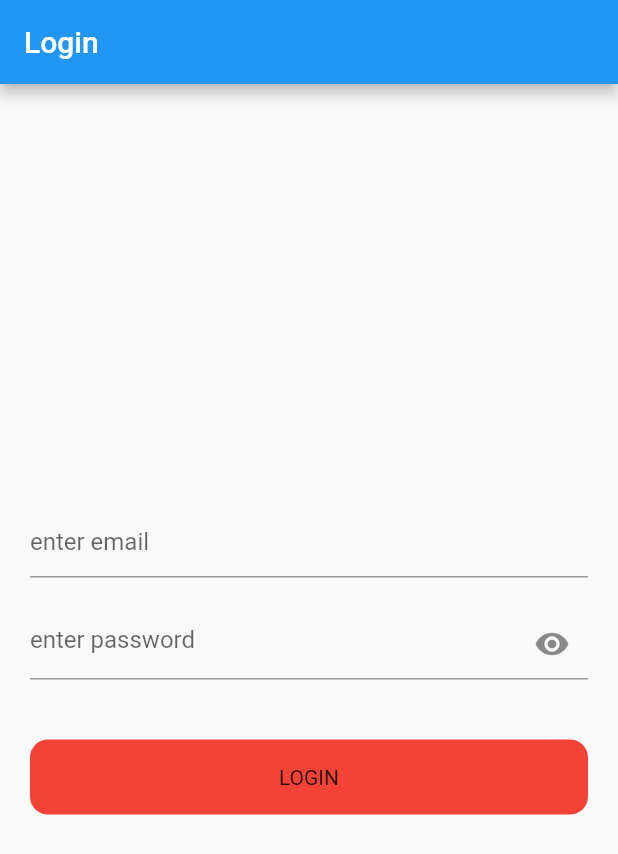
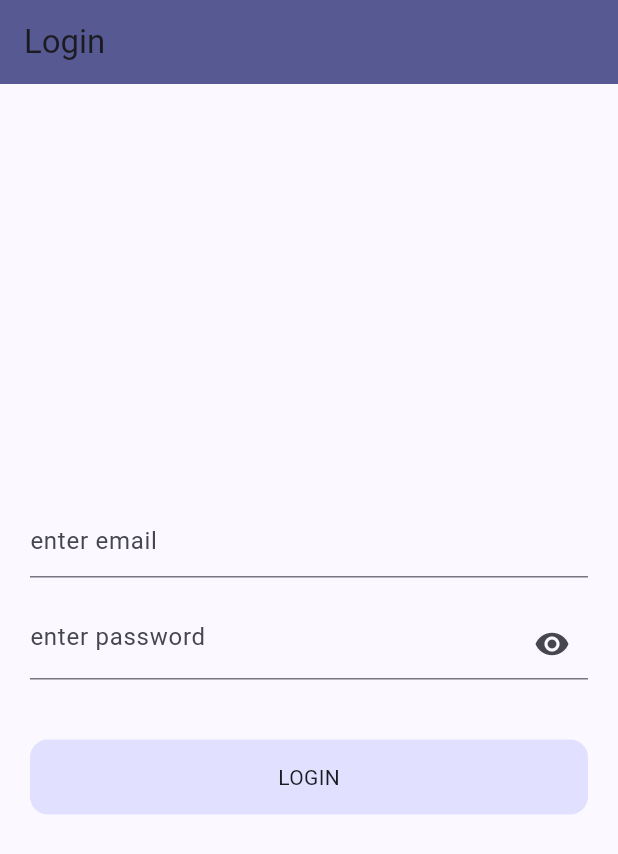
Before and after one commit to mohit-01-code/Udemy-flutter-projects, a Flutter app: the screen it shows after launch, on a phone screen of 412 x 824 dp. Shown: the top 854 px of the screen. Run offline on Flutter 3.47's test engine with Material 2 defaults, Android fonts, the phone set to English and light mode, and no system bars; our stand-ins replace google_fonts, shared_preferences, transparent_image.

Commit message:
added Dialog box and colorScheme
used material 3

```diff
--- a/flutter_provider/lib/main.dart
+++ b/flutter_provider/lib/main.dart
@@ -2,15 +2,8 @@ import 'package:flutter/material.dart';
 import 'package:flutter_provider/provider/favourite_provider.dart';
 import 'package:flutter_provider/provider/login_provider.dart';
 import 'package:flutter_provider/provider/opacity_provider.dart';
-import 'package:flutter_provider/screen/count_provider_screen.dart';
-import 'package:flutter_provider/home_screen.dart';
 import 'package:flutter_provider/provider/count_provider.dart';
-import 'package:flutter_provider/screen/favourite/favourite_screen.dart';
 import 'package:flutter_provider/screen/login_screen.dart';
-import 'package:flutter_provider/screen/opacity_screen.dart';
-import 'package:flutter_provider/screen/value_notifier_screen.dart';
-import 'package:flutter_provider/statefull_screen.dart';
-import 'package:flutter_provider/why_provider.dart';
 import 'package:provider/provider.dart';
 
 void main() {
@@ -20,19 +13,6 @@ void main() {
 class MyApp extends StatelessWidget {
   @override
   Widget build(BuildContext context) {
-    // return MaterialApp(
-    //     home: StatefullScreen(),
-    // );
-    // return ChangeNotifierProvider(
-    //   create: (_) {
-    //     return ExampleOneProvider();
-    //     // return CountProvider();
-    //   },
-    //   child: MaterialApp(
-    //     home: ExampleOneScreen(),
-    //   ),
-    // );
-
     //Multi Provider
     return MultiProvider(
       providers: [
@@ -42,6 +22,10 @@ class MyApp extends StatelessWidget {
         ChangeNotifierProvider(create: (_) => LoginProvider()),
       ],
       child: MaterialApp(
+        theme: ThemeData(
+          useMaterial3: true,
+          colorScheme: ColorScheme.fromSeed(seedColor: Color(0xff1c1d5e)),
+        ),
         home: LoginScreen(),
       ),
     );
--- a/flutter_provider/lib/screen/login_screen.dart
+++ b/flutter_provider/lib/screen/login_screen.dart
@@ -14,6 +14,7 @@ class LoginScreen extends StatelessWidget {
     return Scaffold(
       appBar: AppBar(
         title: const Text("Login"),
+        backgroundColor: Theme.of(context).colorScheme.primary,
       ),
       body: Padding(
         padding: const EdgeInsets.all(20.0),
@@ -49,13 +50,13 @@ class LoginScreen extends StatelessWidget {
                 print("\"${_emailTextController.text.toString()}\"");
                 print("\"${_passwordTextController.text.toString()}\"");
                 loginProvider.login(_emailTextController.text.toString(),
-                    _passwordTextController.text.toString());
+                    _passwordTextController.text.toString(), context);
               },
               child: Container(
                 height: 50,
                 decoration: BoxDecoration(
                   borderRadius: BorderRadius.circular(12),
-                  color: Colors.red,
+                  color: Theme.of(context).colorScheme.primaryContainer,
                 ),
                 child: Center(
                   child: loginProvider.isLoading
```
Also changed, not shown: flutter_provider/lib/provider/login_provider.dart (+26 -1 lines).
